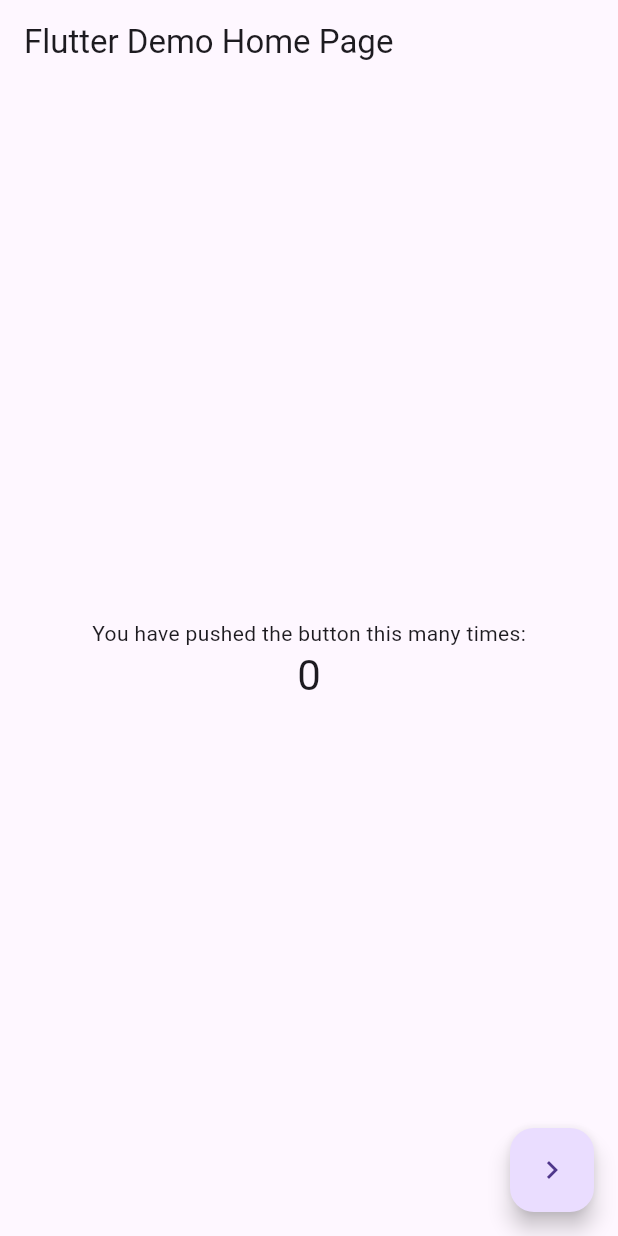
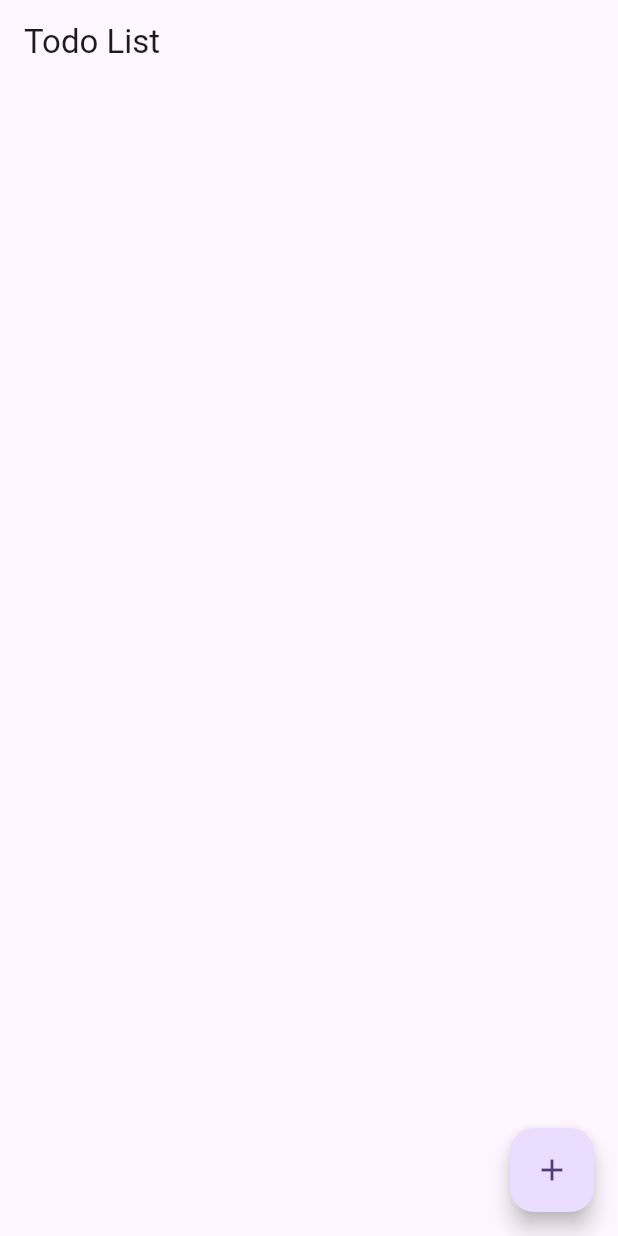
Before and after one commit to krishnamadugu/flutter_repo, a Flutter app: the screen it shows after launch, on a phone screen of 412 x 824 dp. Run offline on Flutter 3.47's test engine with Material 3 defaults, Android fonts, the phone set to English and light mode, and no system bars; our stand-ins replace flutter_bloc.

Commit message:
feat : Todo app with bloc

```diff
--- a/lib/bloc/counter_bloc.dart
+++ /dev/null
@@ -1,14 +0,0 @@
-import 'package:flutter_bloc/flutter_bloc.dart';
-part 'counter_event.dart';
-
-class CounterBloc extends Bloc<CounterEvent, int> {
-  CounterBloc() : super(0) {
-    on<CounterIncrementedEvent>((event, emit) {
-      emit(state + 1);
-    });
-
-    on<CounterDecrementedEvent>((event, emit) {
-      emit(state - 1);
-    });
-  }
-}
--- a/lib/bloc/counter_event.dart
+++ /dev/null
@@ -1,7 +0,0 @@
-part of 'counter_bloc.dart';
-
-sealed class CounterEvent {}
-
-class CounterIncrementedEvent extends CounterEvent {}
-
-class CounterDecrementedEvent extends CounterEvent {}
--- /dev/null
+++ b/lib/bloc/todo_bloc_event.dart
@@ -0,0 +1,13 @@
+part of 'todo_bloc.dart';
+
+sealed class TodoBlocEvent {}
+
+class AddTodoEvent extends TodoBlocEvent {
+  final String name;
+  AddTodoEvent(this.name);
+}
+
+class DeleteTodoEvent extends TodoBlocEvent {
+  final int index;
+  DeleteTodoEvent(this.index);
+}
--- a/lib/cubit/counter_cubit.dart
+++ /dev/null
@@ -1,13 +0,0 @@
-import 'package:flutter_bloc/flutter_bloc.dart';
-
-class CounterCubit extends Cubit<int> {
-  CounterCubit() : super(0);
-
-  void incrementCounter() {
-    emit(state + 1);
-  }
-
-  void decrementCounter() {
-    emit(state - 1);
-  }
-}
--- a/lib/home_page.dart
+++ /dev/null
@@ -1,45 +0,0 @@
-import 'package:flutter/material.dart';
-import 'package:flutter_bloc/flutter_bloc.dart';
-import 'package:sample/bloc/counter_bloc.dart';
-import 'package:sample/inc_dec_page.dart';
-
-class MyHomePage extends StatelessWidget {
-  const MyHomePage({super.key, required this.title});
-  final String title;
-
-  @override
-  Widget build(BuildContext context) {
-    return Scaffold(
-      appBar: AppBar(
-        title: Text(title),
-      ),
-      body: Center(
-        child: Column(
-          mainAxisAlignment: MainAxisAlignment.center,
-          children: <Widget>[
-            const Text(
-              'You have pushed the button this many times:',
-            ),
-            BlocBuilder<CounterBloc, int>(
-              builder: (context, cubitVal) {
-                return Text(
-                  '$cubitVal',
-                  style: Theme.of(context).textTheme.headlineMedium,
-                );
-              },
-            ),
-          ],
-        ),
-      ),
-      floatingActionButton: FloatingActionButton(
-        onPressed: () {
-          Navigator.push(
-            context,
-            MaterialPageRoute(builder: (_) => const IncDecPage()),
-          );
-        },
-        child: const Icon(Icons.navigate_next),
-      ),
-    );
-  }
-}
--- a/lib/main.dart
+++ b/lib/main.dart
@@ -1,8 +1,8 @@
 import 'package:flutter/material.dart';
 import 'package:flutter_bloc/flutter_bloc.dart';
-import 'package:sample/bloc/counter_bloc.dart';
-import 'package:sample/cubit/counter_cubit.dart';
-import 'home_page.dart';
+import 'package:sample/bloc/todo_bloc.dart';
+import 'package:sample/todo_list.dart';
+import 'add_todo_page.dart';
 
 void main() {
   runApp(const MyApp());
@@ -13,18 +13,20 @@ class MyApp extends StatelessWidget {
 
   @override
   Widget build(BuildContext context) {
-    return MultiBlocProvider(
-      providers: [
-        BlocProvider(create: (_) => CounterCubit()),
-        BlocProvider(create: (_) => CounterBloc()),
-      ],
+    return BlocProvider(
+      create: (_) => TodoBloc(),
       child: MaterialApp(
         debugShowCheckedModeBanner: false,
         title: 'Flutter Demo',
         theme: ThemeData(
-          primarySwatch: Colors.blue,
+          colorScheme: ColorScheme.fromSeed(seedColor: Colors.deepPurple),
+          useMaterial3: true,
         ),
-        home: const MyHomePage(title: 'Flutter Demo Home Page'),
+        initialRoute: '/',
+        routes: {
+          '/': (_) => const TodoList(),
+          '/add-todo': (_) => const AddTodoPage(),
+        },
       ),
     );
   }
--- /dev/null
+++ b/lib/model/todo_model.dart
@@ -0,0 +1,14 @@
+class ToDoModel {
+  final String name;
+  final DateTime createdAt;
+
+  ToDoModel({
+    required this.name,
+    required this.createdAt,
+  });
+
+  @override
+  String toString() {
+    return 'ToDoModel{name: $name, dateTime: $createdAt}';
+  }
+}
--- /dev/null
+++ b/lib/todo_list.dart
@@ -0,0 +1,46 @@
+import 'package:flutter/material.dart';
+import 'package:flutter_bloc/flutter_bloc.dart';
+import 'package:sample/bloc/todo_bloc.dart';
+import 'package:sample/model/todo_model.dart';
+
+class TodoList extends StatelessWidget {
+  const TodoList({super.key});
+
+  @override
+  Widget build(BuildContext context) {
+    return Scaffold(
+      appBar: AppBar(
+        title: const Text('Todo List'),
+      ),
+      body: BlocBuilder<TodoBloc, List<ToDoModel>>(
+        builder: (context, state) {
+          return ListView.builder(
+            itemCount: state.length,
+            itemBuilder: (BuildContext context, int index) {
+              return ListTile(
+                title: Text(
+                  state[index].name,
+                  style: Theme.of(context).textTheme.bodyLarge,
+                ),
+                trailing: IconButton(
+                  onPressed: () {
+                    BlocProvider.of<TodoBloc>(context)
+                        .add(DeleteTodoEvent(index));
+                  },
+                  icon: const Icon(Icons.delete),
+                ),
+              );
+            },
+          );
+        },
+      ),
+      floatingActionButton: FloatingActionButton(
+        onPressed: () {
+          Navigator.pushNamed(context, '/add-todo');
+        },
+        tooltip: 'Add Todo',
+        child: const Icon(Icons.add),
+      ),
+    );
+  }
+}
```
Also changed, not shown: lib/add_todo_page.dart (added, +43 -0 lines), lib/bloc/todo_bloc.dart (added, +22 -0 lines), lib/inc_dec_page.dart (deleted, +0 -39 lines).
